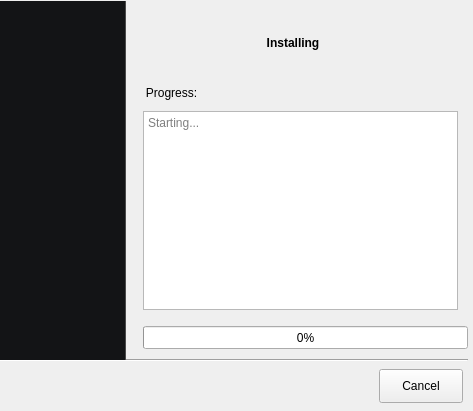
Old version of the form src/ui/setup.ui in the repository mr-dexter-ssj/bedrock-launcher-linux.
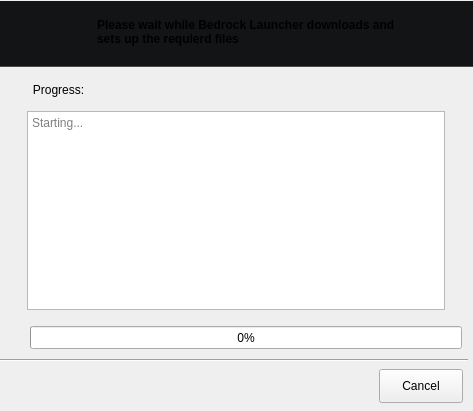
New version of the form. The open tabs and pages were chosen to show the change. Icons and pictures are not drawn.

Commit message: feat: groundwork for initial instance setup and final setup

The edit to the form file:
```diff
--- a/src/ui/setup.ui
+++ b/src/ui/setup.ui
@@ -448,8 +448,8 @@
      <widget class="QLabel" name="youMaySkipDisclaimer">
       <property name="geometry">
        <rect>
-        <x>9</x>
-        <y>322</y>
+        <x>13</x>
+        <y>320</y>
         <width>105</width>
         <height>31</height>
        </rect>
@@ -880,21 +880,24 @@
      <widget class="QLabel" name="titleLabel">
       <property name="geometry">
        <rect>
-        <x>249</x>
-        <y>34</y>
-        <width>96</width>
-        <height>18</height>
+        <x>101</x>
+        <y>14</y>
+        <width>320</width>
+        <height>36</height>
        </rect>
       </property>
       <property name="text">
-       <string>&lt;html&gt;&lt;head/&gt;&lt;body&gt;&lt;p align=&quot;center&quot;&gt;&lt;span style=&quot; font-weight:700;&quot;&gt;Installing&lt;/span&gt;&lt;/p&gt;&lt;/body&gt;&lt;/html&gt;</string>
+       <string>&lt;html&gt;&lt;head/&gt;&lt;body&gt;&lt;p&gt;&lt;span style=&quot; font-size:9pt; font-weight:700;&quot;&gt;Please wait while Bedrock Launcher downloads and sets up the requierd files&lt;/span&gt;&lt;/p&gt;&lt;/body&gt;&lt;/html&gt;</string>
+      </property>
+      <property name="wordWrap">
+       <bool>true</bool>
       </property>
      </widget>
      <widget class="QLabel" name="progressLabel">
       <property name="geometry">
        <rect>
-        <x>135</x>
-        <y>83</y>
+        <x>22</x>
+        <y>80</y>
         <width>81</width>
         <height>20</height>
        </rect>
@@ -909,9 +912,9 @@
      <widget class="QTextEdit" name="outputView">
       <property name="geometry">
        <rect>
-        <x>147</x>
+        <x>31</x>
         <y>111</y>
-        <width>315</width>
+        <width>418</width>
         <height>199</height>
        </rect>
       </property>
@@ -925,9 +928,9 @@
      <widget class="QProgressBar" name="progressBar">
       <property name="geometry">
        <rect>
-        <x>147</x>
+        <x>34</x>
         <y>326</y>
-        <width>325</width>
+        <width>432</width>
         <height>23</height>
        </rect>
       </property>
@@ -975,13 +978,13 @@
        <rect>
         <x>4</x>
         <y>1</y>
-        <width>126</width>
-        <height>359</height>
+        <width>475</width>
+        <height>66</height>
        </rect>
       </property>
       <property name="styleSheet">
        <string notr="true">background-color: #131416;
-border-right: 1px solid #4b4b4b</string>
+border-bottom: 1px solid #4b4b4b</string>
       </property>
       <property name="text">
        <string/>
@@ -990,10 +993,10 @@
      <widget class="QLabel" name="beLauncherImage_2">
       <property name="geometry">
        <rect>
-        <x>14</x>
-        <y>131</y>
-        <width>102</width>
-        <height>106</height>
+        <x>27</x>
+        <y>8</y>
+        <width>51</width>
+        <height>48</height>
        </rect>
       </property>
       <property name="styleSheet">
@@ -1003,6 +1006,14 @@
        <string/>
       </property>
      </widget>
+     <zorder>optLine_3</zorder>
+     <zorder>progressLabel</zorder>
+     <zorder>outputView</zorder>
+     <zorder>progressBar</zorder>
+     <zorder>cancelButton</zorder>
+     <zorder>imageArea_4</zorder>
+     <zorder>beLauncherImage_2</zorder>
+     <zorder>titleLabel</zorder>
     </widget>
     <widget class="QWidget" name="allDonePage">
      <widget class="Line" name="optLine_4">
@@ -1189,8 +1200,8 @@
         <rect>
          <x>0</x>
          <y>0</y>
-         <width>321</width>
-         <height>470</height>
+         <width>287</width>
+         <height>506</height>
         </rect>
        </property>
        <layout class="QVBoxLayout" name="verticalLayout">
```
The commit also changes 8 other files.
